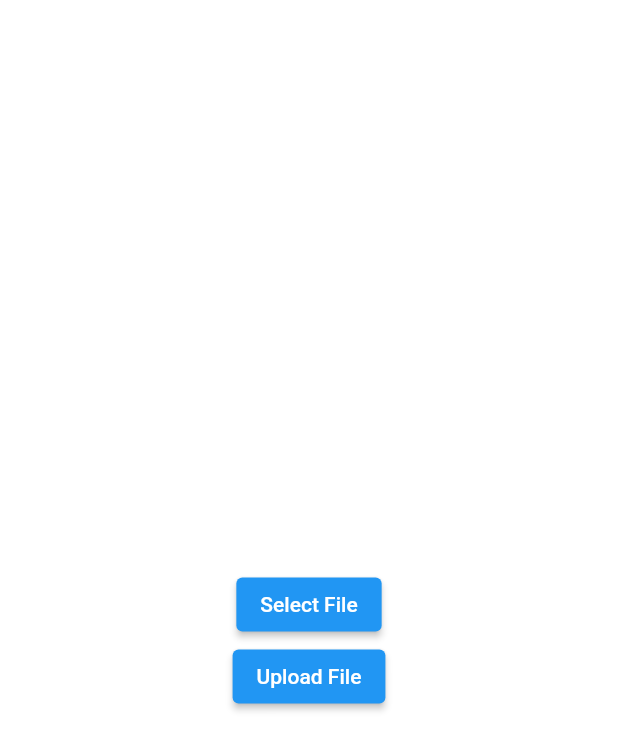
After one commit to MohamedAshraf2/Qr_flutter, a Flutter app: the UploadScreen screen opened directly, after a tap on "Upload File", on a phone screen of 412 x 824 dp. The commit adds this screen. Shown: the top 750 px of the screen. Run offline on Flutter 3.47's test engine with Material 2 defaults, Android fonts, the phone set to English and light mode, and no system bars; our stand-ins replace animated_text_kit, file_picker, firebase_core, firebase_storage, flutter_spinkit, qr_flutter; accounts and stored records are empty.

Commit message:
for frag

```diff
--- a/lib/main.dart
+++ b/lib/main.dart
@@ -1,5 +1,6 @@
 import 'package:flutter/material.dart';
 import 'package:qr_app/screens/splash_screen.dart';
+import 'package:qr_app/screens/upload.dart';
 import 'package:qr_app/screens/welcome_screen.dart';
 import 'package:qr_app/widgets/qr.dart';
 import 'package:firebase_core/firebase_core.dart';
@@ -63,6 +64,7 @@ class _MyHomePageState extends State<MyHomePage> {
         SplashScreen.id: (context) => SplashScreen(),
         WelcomeScreen.id: (context) => WelcomeScreen(),
         QrWidget.id: (context) => QrWidget(),
+        UploadScreen.id: (context) => UploadScreen(),
       },
     );
 
--- /dev/null
+++ b/lib/screens/upload.dart
@@ -0,0 +1,65 @@
+import 'dart:io';
+
+import 'package:firebase_storage/firebase_storage.dart';
+import 'package:flutter/material.dart';
+import 'package:file_picker/file_picker.dart';
+import '../widgets/qr.dart';
+
+class UploadScreen extends StatefulWidget {
+  static String id = "upload_screen";
+  @override
+  _UploadScreenState createState() => _UploadScreenState();
+}
+
+class _UploadScreenState extends State<UploadScreen> {
+  PlatformFile? pickedFile;
+  Future selectFile() async {
+    final result = await FilePicker.platform.pickFiles();
+    if (result == null) return;
+
+    setState(() {
+      pickedFile = result.files.first;
+    });
+  }
+
+  Future uploadFile() async {
+    final path = 'files/${pickedFile!.name}';
+    final file = File(pickedFile!.path!);
+
+    print(path);
+    final ref = FirebaseStorage.instance.ref(path);
+    //child('files/${pickedFile!.name}');
+    ref.putFile(file);
+  }
+
+  @override
+  void initState() {
+    super.initState();
+  }
+
+  Widget build(BuildContext context) {
+    return Scaffold(
+      backgroundColor: Colors.white,
+      body: Center(
+        child: Column(mainAxisAlignment: MainAxisAlignment.center, children: [
+          if (pickedFile != null)
+            Expanded(
+              child: Container(
+                color: Colors.blue[100],
+                child: Image.file(
+                  File(pickedFile!.path!),
+                  width: double.infinity,
+                  fit: BoxFit.cover,
+                ),
+              ),
+            ),
+          SizedBox(
+            height: 30,
+          ),
+          ElevatedButton(onPressed: selectFile, child: Text('Select File')),
+          ElevatedButton(onPressed: uploadFile, child: Text('Upload File')),
+        ]),
+      ),
+    );
+  }
+}
--- a/lib/screens/welcome_screen.dart
+++ b/lib/screens/welcome_screen.dart
@@ -2,8 +2,8 @@ import 'package:flutter/material.dart';
 //import 'authontication/login_screen.dart';
 //import 'authontication/registration_screen.dart';
 import 'package:animated_text_kit/animated_text_kit.dart';
+import 'package:qr_app/screens/upload.dart';
 import 'package:qr_app/widgets/rounded_btn.dart';
-
 import '../widgets/qr.dart';
 //import 'package:clinido/navigation/extract_arguments_screen .dart';
 
@@ -103,7 +103,7 @@ class _WelcomeScreenState extends State<WelcomeScreen>
                 borderRadius: BorderRadius.circular(30.0),
                 child: MaterialButton(
                   onPressed: () {
-                    Navigator.of(context).pushReplacementNamed(QrWidget.id);
+                    Navigator.of(context).pushNamed(UploadScreen.id);
                     // Navigator.pushNamed(context, LoginScreen.id);
                   },
                   minWidth: 200.0,
```
Also changed, not shown: pubspec.yaml (+6 -1 lines), pubspec.lock.
